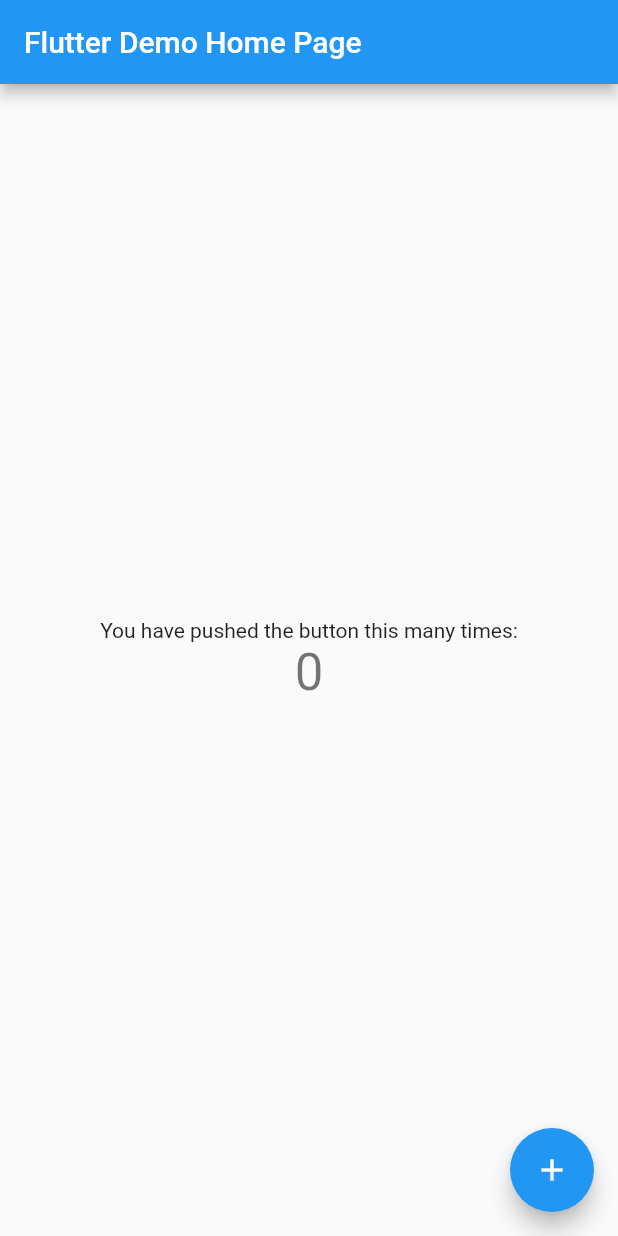
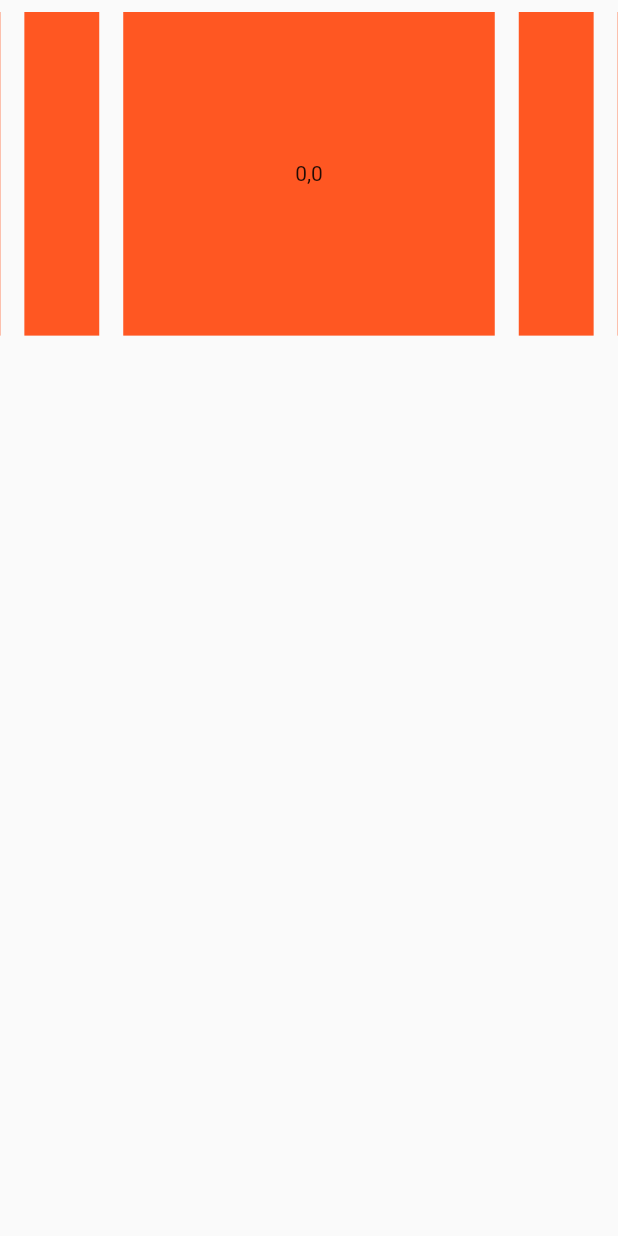
Before and after one commit to Optimist-Hacks/VK.Hack.2019, a Flutter app: the screen it shows after launch, on a phone screen of 412 x 824 dp. Run offline on Flutter 3.47's test engine with Material 2 defaults, Android fonts, the phone set to English and light mode, and no system bars; drawn by our look-alikes of carousel_slider; our stand-ins replace built_collection, built_value; generated files the repository leaves out were written again.

Commit message:
use carousel

```diff
--- a/lib/main.dart
+++ b/lib/main.dart
@@ -1,4 +1,5 @@
 import 'package:flutter/material.dart';
+import 'package:go_here/ui/page/main_page.dart';
 
 void main() => runApp(MyApp());
 
@@ -9,103 +10,63 @@ class MyApp extends StatelessWidget {
     return MaterialApp(
       title: 'Flutter Demo',
       theme: ThemeData(
-        // This is the theme of your application.
-        //
-        // Try running your application with "flutter run". You'll see the
-        // application has a blue toolbar. Then, without quitting the app, try
-        // changing the primarySwatch below to Colors.green and then invoke
-        // "hot reload" (press "r" in the console where you ran "flutter run",
-        // or simply save your changes to "hot reload" in a Flutter IDE).
-        // Notice that the counter didn't reset back to zero; the application
-        // is not restarted.
         primarySwatch: Colors.blue,
       ),
-      home: MyHomePage(title: 'Flutter Demo Home Page'),
+      home: MainPage(),
     );
   }
 }
 
-class MyHomePage extends StatefulWidget {
-  MyHomePage({Key key, this.title}) : super(key: key);
-
-  // This widget is the home page of your application. It is stateful, meaning
-  // that it has a State object (defined below) that contains fields that affect
-  // how it looks.
-
-  // This class is the configuration for the state. It holds the values (in this
-  // case the title) provided by the parent (in this case the App widget) and
-  // used by the build method of the State. Fields in a Widget subclass are
-  // always marked "final".
-
-  final String title;
-
+class MyHomePage extends StatelessWidget {
   @override
-  _MyHomePageState createState() => _MyHomePageState();
-}
-
-class _MyHomePageState extends State<MyHomePage> {
-  int _counter = 0;
-
-  void _incrementCounter() {
-    setState(() {
-      // This call to setState tells the Flutter framework that something has
-      // changed in this State, which causes it to rerun the build method below
-      // so that the display can reflect the updated values. If we changed
-      // _counter without calling setState(), then the build method would not be
-      // called again, and so nothing would appear to happen.
-      _counter++;
-    });
+  Widget build(BuildContext context) {
+    return Scaffold(
+      appBar: AppBar(
+        title: Text('Carousel in vertical scrollable'),
+      ),
+      body: ListView.builder(
+        padding: EdgeInsets.symmetric(vertical: 16.0),
+        itemBuilder: (BuildContext context, int index) {
+          if(index % 2 == 0) {
+            return _buildCarousel(context, index ~/ 2);
+          }
+          else {
+            return Divider();
+          }
+        },
+      ),
+    );
   }
 
-  @override
-  Widget build(BuildContext context) {
-    // This method is rerun every time setState is called, for instance as done
-    // by the _incrementCounter method above.
-    //
-    // The Flutter framework has been optimized to make rerunning build methods
-    // fast, so that you can just rebuild anything that needs updating rather
-    // than having to individually change instances of widgets.
-    return Scaffold(
-      appBar: AppBar(
-        // Here we take the value from the MyHomePage object that was created by
-        // the App.build method, and use it to set our appbar title.
-        title: Text(widget.title),
-      ),
-      body: Center(
-        // Center is a layout widget. It takes a single child and positions it
-        // in the middle of the parent.
-        child: Column(
-          // Column is also a layout widget. It takes a list of children and
-          // arranges them vertically. By default, it sizes itself to fit its
-          // children horizontally, and tries to be as tall as its parent.
-          //
-          // Invoke "debug painting" (press "p" in the console, choose the
-          // "Toggle Debug Paint" action from the Flutter Inspector in Android
-          // Studio, or the "Toggle Debug Paint" command in Visual Studio Code)
-          // to see the wireframe for each widget.
-          //
-          // Column has various properties to control how it sizes itself and
-          // how it positions its children. Here we use mainAxisAlignment to
-          // center the children vertically; the main axis here is the vertical
-          // axis because Columns are vertical (the cross axis would be
-          // horizontal).
-          mainAxisAlignment: MainAxisAlignment.center,
-          children: <Widget>[
-            Text(
-              'You have pushed the button this many times:',
-            ),
-            Text(
-              '$_counter',
-              style: Theme.of(context).textTheme.display1,
-            ),
-          ],
+  Widget _buildCarousel(BuildContext context, int carouselIndex) {
+    return Column(
+      mainAxisSize: MainAxisSize.min,
+      children: <Widget>[
+        Text('Carousel $carouselIndex'),
+        SizedBox(
+          // you may want to use an aspect ratio here for tablet support
+          height: 200.0,
+          child: PageView.builder(
+            // store this controller in a State to save the carousel scroll position
+            controller: PageController(viewportFraction: 0.8),
+            itemBuilder: (BuildContext context, int itemIndex) {
+              return _buildCarouselItem(context, carouselIndex, itemIndex);
+            },
+          ),
+        )
+      ],
+    );
+  }
+
+  Widget _buildCarouselItem(BuildContext context, int carouselIndex, int itemIndex) {
+    return Padding(
+      padding: EdgeInsets.symmetric(horizontal: 4.0),
+      child: Container(
+        decoration: BoxDecoration(
+          color: Colors.grey,
+          borderRadius: BorderRadius.all(Radius.circular(4.0)),
         ),
       ),
-      floatingActionButton: FloatingActionButton(
-        onPressed: _incrementCounter,
-        tooltip: 'Increment',
-        child: Icon(Icons.add),
-      ), // This trailing comma makes auto-formatting nicer for build methods.
     );
   }
 }
--- /dev/null
+++ b/lib/ui/page/main_page.dart
@@ -0,0 +1,33 @@
+import 'package:carousel_slider/carousel_slider.dart';
+import 'package:flutter/cupertino.dart';
+import 'package:flutter/material.dart';
+
+class MainPage extends StatefulWidget {
+  @override
+  _MainPageState createState() => _MainPageState();
+}
+
+class _MainPageState extends State<MainPage> {
+  @override
+  Widget build(BuildContext context) {
+    return Scaffold(
+      body: CarouselSlider(
+        scrollDirection: Axis.vertical,
+        items: List.generate(10, (indexY) {
+          return CarouselSlider(
+            scrollDirection: Axis.horizontal,
+            items: List.generate(10, (indexX) {
+              return Container(
+                margin: EdgeInsets.all(8),
+                color: Colors.deepOrange,
+                child: Center(
+                  child: Text("$indexX,$indexY"),
+                ),
+              );
+            }),
+          );
+        }),
+      ),
+    );
+  }
+}
--- a/pubspec.yaml
+++ b/pubspec.yaml
@@ -13,6 +13,8 @@ dependencies:
   http: ^0.12.0+2
   intl: ^0.16.0
 
+  carousel_slider: ^1.3.0
+
 dev_dependencies:
   flutter_test:
     sdk: flutter
```
Also changed, not shown: pubspec.lock.
